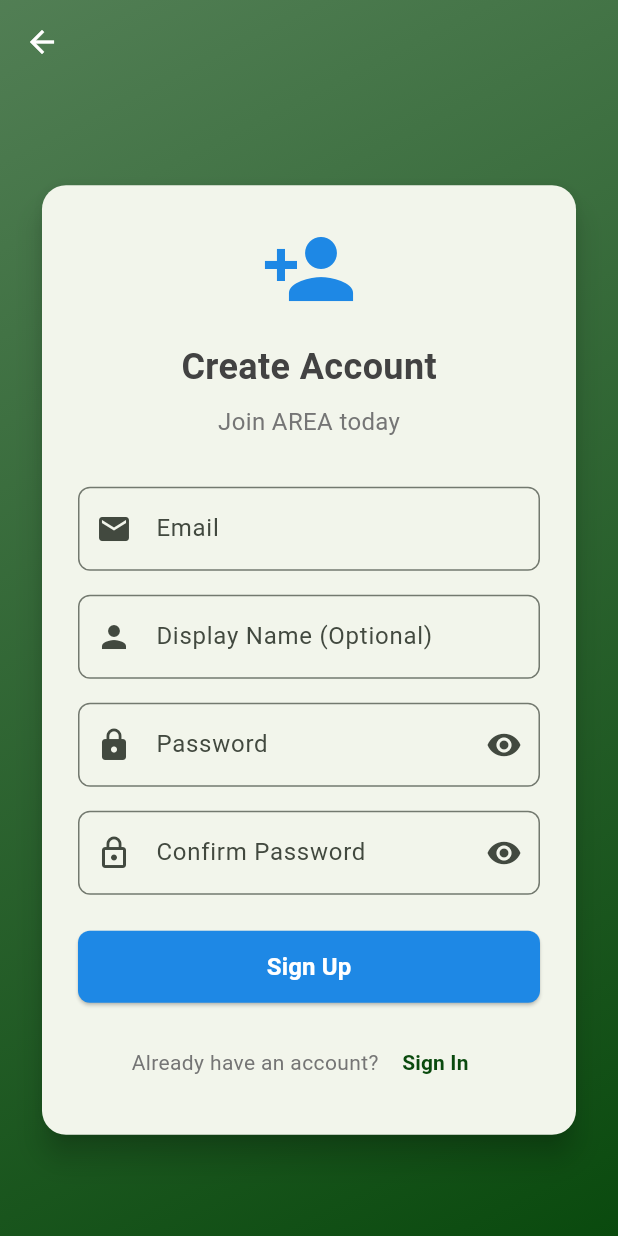
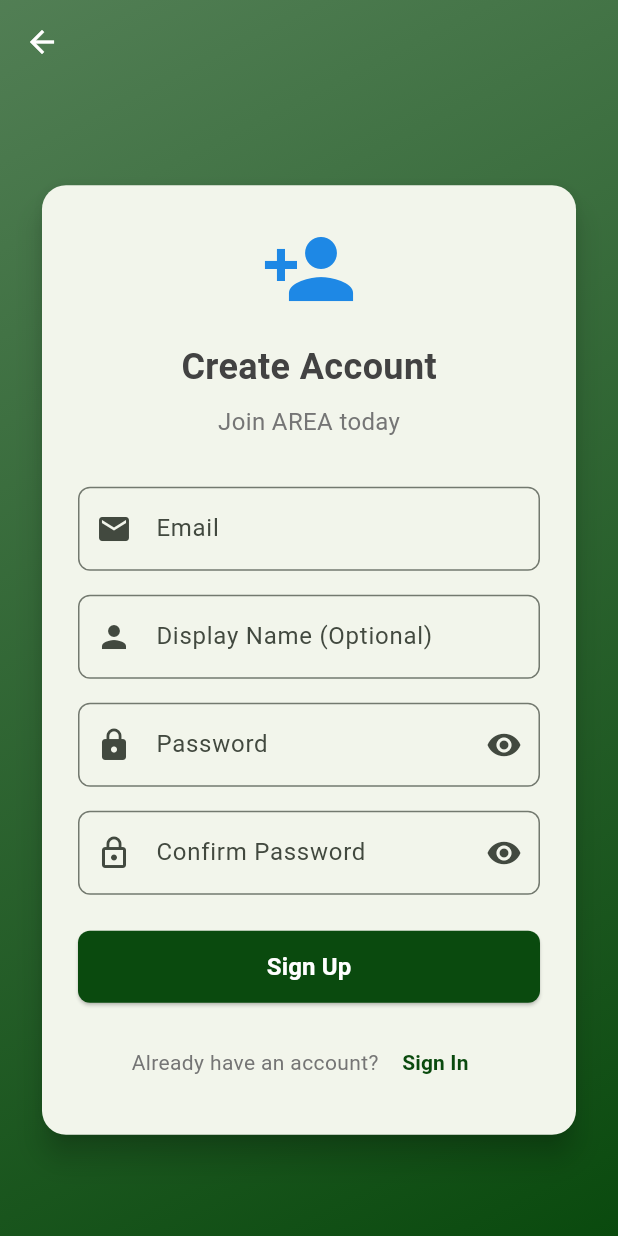
Before and after one commit to Area-MLJ/AREA-REPO, a Flutter app: the RegisterScreen screen opened directly, on a phone screen of 412 x 824 dp. Run offline on Flutter 3.47's test engine with Material 3 defaults, Android fonts, the phone set to English and light mode, and no system bars; our stand-ins replace shared_preferences; accounts and stored records are empty.

Commit message:
Update frontend/mobile/lib/screens/auth/register_screen.dart
Co-authored-by: Copilot <175728472+Copilot@users.noreply.github.com>

```diff
--- a/frontend/mobile/lib/screens/auth/register_screen.dart
+++ b/frontend/mobile/lib/screens/auth/register_screen.dart
@@ -216,7 +216,7 @@ class _RegisterScreenState extends State<RegisterScreen> {
                               child: ElevatedButton(
                                 onPressed: authProvider.isLoading ? null : _register,
                                 style: ElevatedButton.styleFrom(
-                                  backgroundColor: Colors.blue[600],
+                                  backgroundColor: Color(0xFF0A4A0E),
                                   shape: RoundedRectangleBorder(
                                     borderRadius: BorderRadius.circular(8),
                                   ),
```
